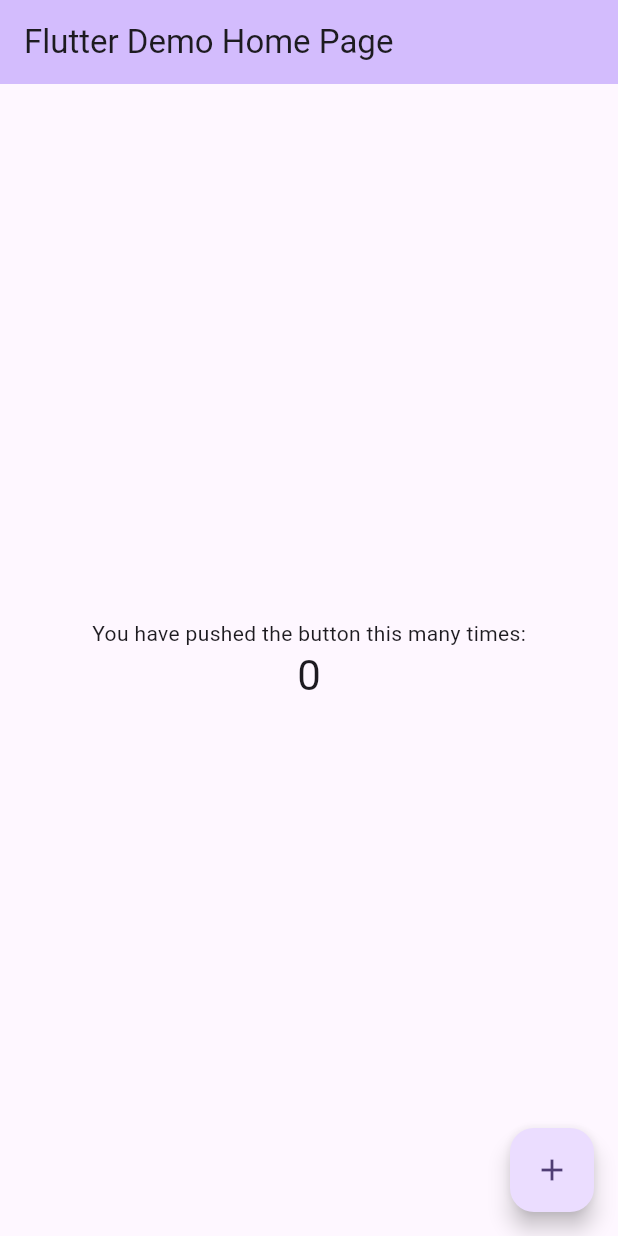
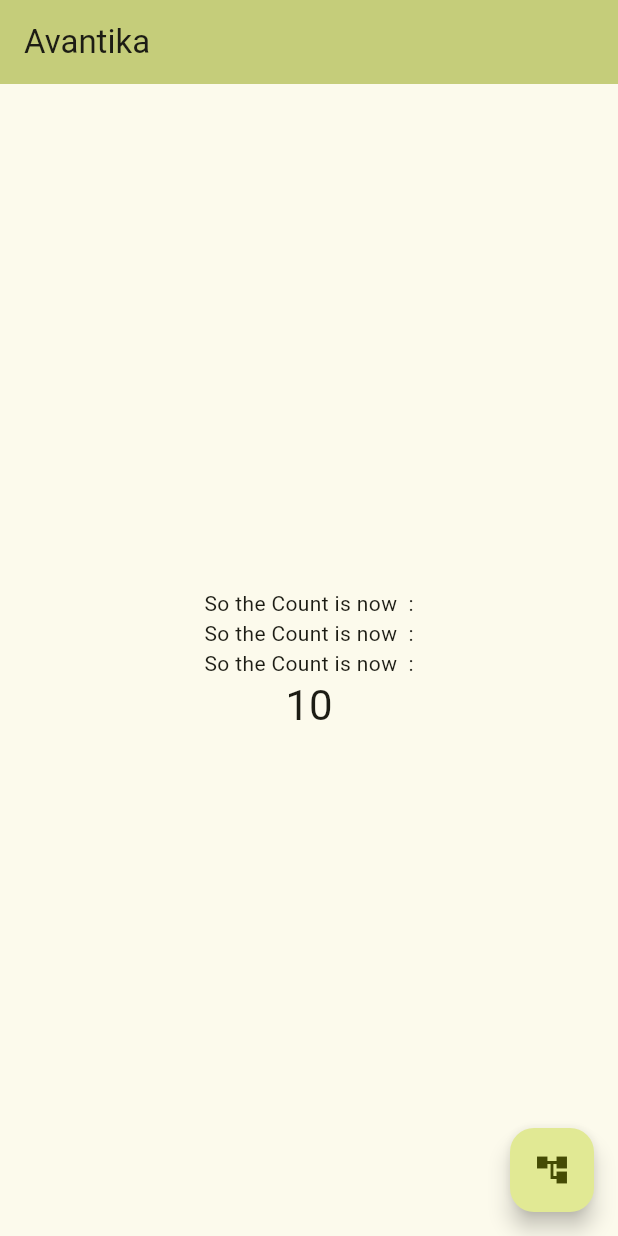
Before and after one commit to aavdisd07/flutter_programming, a Flutter app: the screen it shows after launch, on a phone screen of 412 x 824 dp. Run offline on Flutter 3.47's test engine with Material 3 defaults, Android fonts, the phone set to English and light mode, and no system bars.

Commit message:
new topics learnt in flutter.

```diff
--- /dev/null
+++ b/lib/Practice_one.dart
@@ -0,0 +1,100 @@
+import 'dart:ui';
+
+import 'package:flutter/material.dart';
+void main() {
+  runApp(const MyApp());
+}
+
+class MyApp extends StatelessWidget {
+  const MyApp({super.key});
+
+  // This widget is the root of your application.
+  @override
+  Widget build(BuildContext context) {
+    return MaterialApp(
+
+      title: 'Practice File One',
+      debugShowCheckedModeBanner: false,
+      theme: ThemeData(
+        colorScheme: ColorScheme.fromSeed(seedColor: Colors.lime),
+        useMaterial3: true,
+      ),
+
+      home: const MyHomePage(title: 'Avantika'),
+
+    );
+  }
+}
+
+class MyHomePage extends StatefulWidget {
+  const MyHomePage({super.key, required this.title});
+  final String title;
+
+  @override
+  State<MyHomePage> createState() => _MyHomePageState();
+}
+
+class _MyHomePageState extends State<MyHomePage> {
+  int _counter = 10;
+
+  void _incrementCounter() {
+    setState(() {
+      _counter += 10;
+    });
+  }
+
+  @override
+  Widget build(BuildContext context) {
+    return Scaffold(
+      appBar: AppBar(
+        title: Text("Avantika's Page" ),
+        backgroundColor: Colors.pinkAccent,
+
+      ),
+
+      // body:
+        //  Column(
+        //   children: [
+        //     Center(
+        //       child: Container(
+        //         width: 100,
+        //         height: 100,
+        //         color: Colors.pink,
+        //       child:Text("kra kahitri",style:TextStyle(fontWeight: FontWeight.bold,fontSize:29),
+        //
+        //               )
+        //       ),
+        //     ),
+        //   ],
+        // )
+
+    //   body:Container(
+    //   child:Column(
+    // children: [Text("XVvxvv",style: TextStyle(fontWeight:FontWeight.bold,backgroundColor: Colors.purple), ),IconButton(onPressed: (){
+    //   print("dfdsf");
+    // }, icon: Text("fff"),),TextButton(onPressed: (){print("DFSAAdsd");},
+    //     onLongPress: (){print("long press");},
+    //     child:Text("runned")),],
+    // ),width: 100,
+    //       color: Colors.green,
+    //     height:144
+    //
+    //   ),
+       body:Center(
+         child:Container(
+           width: 500,
+           height:600,
+           alignment: Alignment.centerLeft,
+
+           child:Row(
+             children:[Image.asset("assets/Images/IMG_7146.JPG",scale: 6)]
+               // Image.asset("assets/Images/IMG_1581 (2).JPG"), Text("ggrsdaasd"),
+
+           ),
+         ),
+
+         ),
+    );
+    }
+
+}
--- a/lib/leap_year.dart
+++ b/lib/leap_year.dart
@@ -11,7 +11,7 @@ void main() {
  // int s=int.parse(x!);
  //  int p=sum(s);
  //  print(p);
-//gajanan hello
+//had a breakfast?
   // av a=av();
   // a.fun();
   // a.leap_year();
--- a/lib/main.dart
+++ b/lib/main.dart
@@ -1,6 +1,7 @@
 import 'package:flutter/material.dart';
 
 void main() {
+  //
   runApp(const MyApp());
 }
 
@@ -11,27 +12,14 @@ class MyApp extends StatelessWidget {
   @override
   Widget build(BuildContext context) {
     return MaterialApp(
-      title: 'Flutter Demo',
+      title: 'Avantika Flutter project',
+      debugShowCheckedModeBanner: false,
       theme: ThemeData(
-        // This is the theme of your application.
-        //
-        // TRY THIS: Try running your application with "flutter run". You'll see
-        // the application has a purple toolbar. Then, without quitting the app,
-        // try changing the seedColor in the colorScheme below to Colors.green
-        // and then invoke "hot reload" (save your changes or press the "hot
-        // reload" button in a Flutter-supported IDE, or press "r" if you used
-        // the command line to start the app).
-        //
-        // Notice that the counter didn't reset back to zero; the application
-        // state is not lost during the reload. To reset the state, use hot
-        // restart instead.
-        //
-        // This works for code too, not just values: Most code changes can be
-        // tested with just a hot reload.
-        colorScheme: ColorScheme.fromSeed(seedColor: Colors.deepPurple),
+        colorScheme: ColorScheme.fromSeed(seedColor: Colors.lime),
         useMaterial3: true,
       ),
-      home: const MyHomePage(title: 'Flutter Demo Home Page'),
+      home: const MyHomePage(title: 'Avantika'),
+
     );
   }
 }
@@ -55,7 +43,7 @@ class MyHomePage extends StatefulWidget {
 }
 
 class _MyHomePageState extends State<MyHomePage> {
-  int _counter = 0;
+  int _counter = 10;
 
   void _incrementCounter() {
     setState(() {
@@ -64,7 +52,7 @@ class _MyHomePageState extends State<MyHomePage> {
       // so that the display can reflect the updated values. If we changed
       // _counter without calling setState(), then the build method would not be
       // called again, and so nothing would appear to happen.
-      _counter++;
+      _counter+=10;
     });
   }
 
@@ -106,8 +94,15 @@ class _MyHomePageState extends State<MyHomePage> {
           mainAxisAlignment: MainAxisAlignment.center,
           children: <Widget>[
             const Text(
-              'You have pushed the button this many times:',
+              'So the Count is now  :',
             ),
+            const Text(
+              'So the Count is now  :',
+            ), const Text(
+              'So the Count is now  :',
+            ),
+
+
             Text(
               '$_counter',
               style: Theme.of(context).textTheme.headlineMedium,
@@ -118,7 +113,7 @@ class _MyHomePageState extends State<MyHomePage> {
       floatingActionButton: FloatingActionButton(
         onPressed: _incrementCounter,
         tooltip: 'Increment',
-        child: const Icon(Icons.add),
+        child: const Icon(Icons.account_tree),
       ), // This trailing comma makes auto-formatting nicer for build methods.
     );
   }
--- a/pubspec.yaml
+++ b/pubspec.yaml
@@ -59,8 +59,8 @@ flutter:
   uses-material-design: true
 
   # To add assets to your application, add an assets section, like this:
-  # assets:
-  #   - images/a_dot_burr.jpeg
+  assets:
+     - assets/Images/
   #   - images/a_dot_ham.jpeg
 
   # An image asset can refer to one or more resolution-specific "variants", see
```
Also changed, not shown: lib/Secondmain.dart (added, +41 -0 lines), 2 other files.
